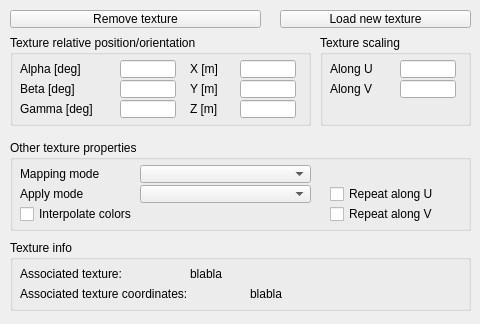
This is ui/qdlgtextures.ui in CoppeliaRobotics/coppeliaSimLib as Qt 5 draws it before an edit. The edited form follows.
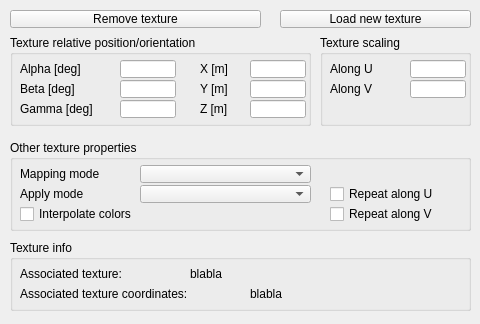
This is the edited form.

```diff
--- a/ui/qdlgtextures.ui
+++ b/ui/qdlgtextures.ui
@@ -36,7 +36,7 @@
      <rect>
       <x>10</x>
       <y>25</y>
-      <width>101</width>
+      <width>90</width>
       <height>18</height>
      </rect>
     </property>
@@ -59,7 +59,7 @@
      <rect>
       <x>10</x>
       <y>45</y>
-      <width>101</width>
+      <width>90</width>
       <height>18</height>
      </rect>
     </property>
@@ -82,7 +82,7 @@
      <rect>
       <x>10</x>
       <y>65</y>
-      <width>101</width>
+      <width>90</width>
       <height>18</height>
      </rect>
     </property>
@@ -103,9 +103,9 @@
    <widget class="QLabel" name="label_4">
     <property name="geometry">
      <rect>
-      <x>180</x>
+      <x>190</x>
       <y>45</y>
-      <width>51</width>
+      <width>42</width>
       <height>18</height>
      </rect>
     </property>
@@ -116,7 +116,7 @@
    <widget class="QLineEdit" name="qqY">
     <property name="geometry">
      <rect>
-      <x>230</x>
+      <x>240</x>
       <y>45</y>
       <width>56</width>
       <height>18</height>
@@ -126,9 +126,9 @@
    <widget class="QLabel" name="label_5">
     <property name="geometry">
      <rect>
-      <x>180</x>
+      <x>190</x>
       <y>65</y>
-      <width>51</width>
+      <width>42</width>
       <height>18</height>
      </rect>
     </property>
@@ -139,7 +139,7 @@
    <widget class="QLineEdit" name="qqZ">
     <property name="geometry">
      <rect>
-      <x>230</x>
+      <x>240</x>
       <y>65</y>
       <width>56</width>
       <height>18</height>
@@ -149,9 +149,9 @@
    <widget class="QLabel" name="label_6">
     <property name="geometry">
      <rect>
-      <x>180</x>
+      <x>190</x>
       <y>25</y>
-      <width>51</width>
+      <width>42</width>
       <height>18</height>
      </rect>
     </property>
@@ -162,7 +162,7 @@
    <widget class="QLineEdit" name="qqX">
     <property name="geometry">
      <rect>
-      <x>230</x>
+      <x>240</x>
       <y>25</y>
       <width>56</width>
       <height>18</height>
@@ -190,7 +190,7 @@
      <rect>
       <x>10</x>
       <y>45</y>
-      <width>71</width>
+      <width>60</width>
       <height>18</height>
      </rect>
     </property>
@@ -201,7 +201,7 @@
    <widget class="QLineEdit" name="qqV">
     <property name="geometry">
      <rect>
-      <x>80</x>
+      <x>90</x>
       <y>45</y>
       <width>56</width>
       <height>18</height>
@@ -213,7 +213,7 @@
      <rect>
       <x>10</x>
       <y>25</y>
-      <width>71</width>
+      <width>60</width>
       <height>18</height>
      </rect>
     </property>
@@ -224,7 +224,7 @@
    <widget class="QLineEdit" name="qqU">
     <property name="geometry">
      <rect>
-      <x>80</x>
+      <x>90</x>
       <y>25</y>
       <width>56</width>
       <height>18</height>
@@ -252,7 +252,7 @@
      <rect>
       <x>10</x>
       <y>65</y>
-      <width>191</width>
+      <width>291</width>
       <height>18</height>
      </rect>
     </property>
@@ -310,7 +310,7 @@
      <rect>
       <x>10</x>
       <y>25</y>
-      <width>121</width>
+      <width>111</width>
       <height>18</height>
      </rect>
     </property>
@@ -333,7 +333,7 @@
      <rect>
       <x>10</x>
       <y>45</y>
-      <width>121</width>
+      <width>111</width>
       <height>18</height>
      </rect>
     </property>
```
